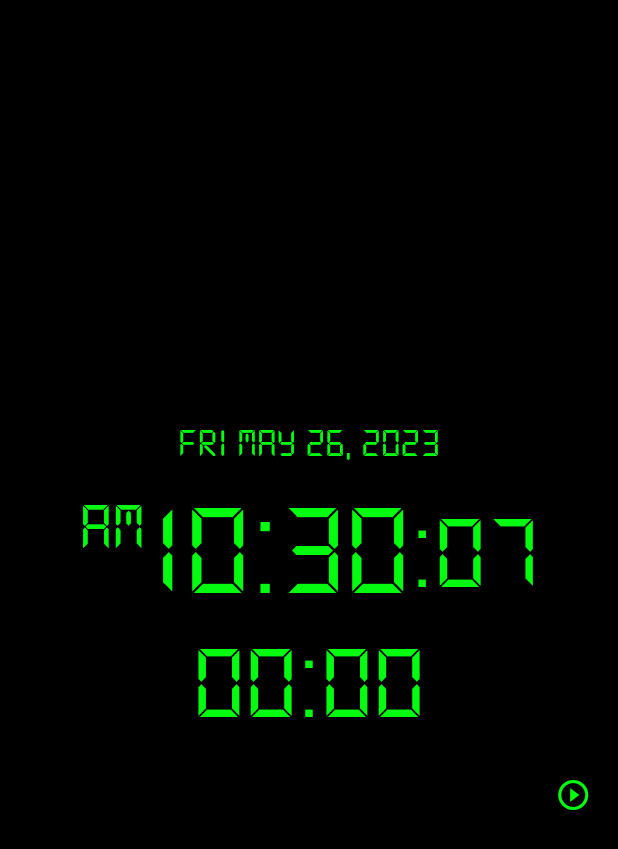
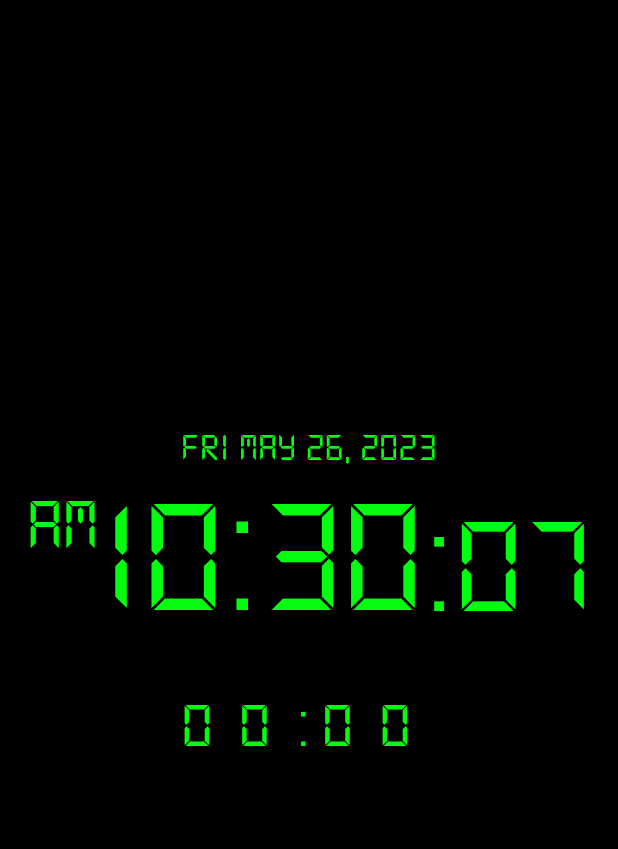
Before and after one commit to ologunB/time_reader, a Flutter app: the screen it shows after launch, on a phone screen of 412 x 824 dp. Shown: the top 849 px of the screen. Run offline on Flutter 3.47's test engine with Material 2 defaults, Android fonts, the phone set to English and light mode, and no system bars; our stand-ins replace flutter_screenutil, hive_flutter, wakelock; accounts and stored records are empty.

Commit message:
update changes

```diff
--- a/lib/main.dart
+++ b/lib/main.dart
@@ -1,10 +1,18 @@
 import 'dart:async';
 
+import 'package:flutter/foundation.dart';
 import 'package:flutter/material.dart';
 import 'package:flutter_screenutil/flutter_screenutil.dart';
+import 'package:hive_flutter/hive_flutter.dart';
 import 'package:intl/intl.dart';
+import 'package:wakelock/wakelock.dart';
 
-void main() {
+Future<void> main() async {
+  WidgetsFlutterBinding.ensureInitialized();
+  if (!kIsWeb) await Wakelock.enable();
+  await Hive.initFlutter();
+  await Hive.openBox<dynamic>('kUserBox');
+
   runApp(const MyApp());
 }
 
@@ -29,7 +37,7 @@ class MyHomePage extends StatefulWidget {
   State<MyHomePage> createState() => _MyHomePageState();
 }
 
-class _MyHomePageState extends State<MyHomePage> {
+class _MyHomePageState extends State<MyHomePage> with WidgetsBindingObserver {
   TextStyle style =
       const TextStyle(color: Color(0xff03fc0f), fontFamily: 'Schyler');
   DateTime now = DateTime.now();
@@ -37,13 +45,41 @@ class _MyHomePageState extends State<MyHomePage> {
   int diff = 0;
   Timer? mTimer;
 
+  static Box<dynamic> get _userBox => Hive.box<dynamic>('kUserBox');
+
   @override
   void initState() {
+    WidgetsBinding.instance.addObserver(this);
     Timer.periodic(const Duration(seconds: 1), (timer) {
       now = DateTime.now();
       setState(() {});
     });
+    doCalc();
+
     super.initState();
+  }
+
+  @override
+  void dispose() {
+    WidgetsBinding.instance.removeObserver(this);
+
+    super.dispose();
+  }
+
+  doCalc() {
+    int time = _userBox.get('time', defaultValue: now.millisecondsSinceEpoch);
+    diff = (time - now.millisecondsSinceEpoch) ~/ 1000;
+    if (diff > 0) {
+      startCounter();
+    } else {
+      diff = 0;
+    }
+    setState(() {});
+  }
+
+  @override
+  Future<void> didChangeAppLifecycleState(AppLifecycleState state) async {
+    doCalc();
   }
 
   @override
@@ -59,12 +95,23 @@ class _MyHomePageState extends State<MyHomePage> {
             child: Column(
               mainAxisAlignment: MainAxisAlignment.center,
               children: [
-                Text(
-                  DateFormat('EEE MMMM dd, yyy').format(now),
-                  style: style.copyWith(fontSize: 30.sp),
+                Padding(
+                  padding: EdgeInsets.symmetric(
+                      horizontal: MediaQuery.of(context).size.width / 4),
+                  child: FittedBox(
+                    fit: BoxFit.fitHeight,
+                    child: Text(
+                      DateFormat('EEE MMMM dd, yyy')
+                          .format(now)
+                          .replaceAll('1', ' 1'),
+                      style: style.copyWith(fontSize: 4430.sp),
+                    ),
+                  ),
                 ),
                 SizedBox(height: 15.h),
-                IntrinsicHeight(
+                FittedBox(
+                  fit: BoxFit.fitHeight,
+                  child: IntrinsicHeight(
                     child: Row(
                       mainAxisAlignment: MainAxisAlignment.center,
                       children: [
@@ -73,36 +120,37 @@ class _MyHomePageState extends State<MyHomePage> {
                             child: timeAM(DateFormat('a').format(now))),
                         Container(
                             color: Colors.black,
-                          child: timeHR(DateFormat('hh:mm').format(now))),
+                            child: timeHR(DateFormat('hh:mm')
+                                .format(now)
+                                .replaceAll('1', ' 1')
+                                .trim())),
                         Align(
                             alignment: Alignment.bottomRight,
-                          child: timeSEC(DateFormat(':ss').format(now))),
+                            child: timeSEC(DateFormat(':ss')
+                                .format(now)
+                                .replaceAll('1', ' 1'))),
                       ],
                     ),
                   ),
+                ),
                 SizedBox(height: 10.h),
-                InkWell(
+                Padding(
+                  padding: EdgeInsets.symmetric(
+                      horizontal: MediaQuery.of(context).size.width / 4),
+                  child: InkWell(
                     onTap: () {
                       chooseStart(context);
                     },
+                    child: FittedBox(
+                      fit: BoxFit.fitHeight,
                       child: Text(
                         formatCounter(),
-                    style: style.copyWith(fontSize: 80.sp),
+                        style: style.copyWith(fontSize: 34232.sp),
+                      ),
+                    ),
                   ),
                 ),
                 SizedBox(height: 30.h),
-                Visibility(
-                  visible: diff == 0,
-                  maintainSize: true,
-                  maintainAnimation: true,
-                  maintainState: true,
-                  child: Row(
-                    mainAxisAlignment: MainAxisAlignment.end,
-                    children: [
-                      Icon(Icons.play_circle_outline, color: style.color)
-                    ],
-                  ),
-                )
               ],
             ),
           )),
@@ -118,7 +166,7 @@ class _MyHomePageState extends State<MyHomePage> {
     String sec = (a.inSeconds % 60).toString().length == 1
         ? '0${a.inSeconds % 60}'
         : '${a.inSeconds % 60}';
-    return '$hr$min:$sec';
+    return '$hr$min:$sec'.replaceAll('1', ' 1');
   }
 
   Future<void> chooseStart(BuildContext context) async {
@@ -147,18 +195,25 @@ class _MyHomePageState extends State<MyHomePage> {
         }
         startDate =
             startDate.add(Duration(hours: time.hour, minutes: time.minute));
+        _userBox.put('time', startDate.millisecondsSinceEpoch);
         diff = startDate.difference(now).inSeconds;
-        if (diff > 0) startCounter();
+        print('diff: $diff');
+        if (diff > 0) {
+          startCounter();
+        } else {
+          diff = 0;
+        }
         setState(() {});
       });
     });
   }
 
   startCounter() {
-    if (mTimer?.isActive ?? false) {
+    if (diff == 0) {
       mTimer?.cancel();
       setState(() {});
     } else {
+      if (mTimer?.isActive ?? false) mTimer?.cancel();
       mTimer = Timer.periodic(const Duration(seconds: 1), (timer) {
         if (diff == 0) {
           mTimer?.cancel();
@@ -171,19 +226,21 @@ class _MyHomePageState extends State<MyHomePage> {
   }
 
   Widget timeAM(String a) {
-    return Padding(
+    return Container(
       padding: EdgeInsets.only(top: 8.h, right: 4.h),
       child: Text(
         a,
-        style: style.copyWith(fontSize: 50.sp, height: 1),
+        style: style.copyWith(fontSize: 440.sp, height: 1),
       ),
     );
   }
 
   Widget timeHR(String a) {
-    return Text(
+    return Container(
+      child: Text(
         a,
-      style: style.copyWith(fontSize: 100.sp, height: 1),
+        style: style.copyWith(fontSize: 1000.sp, height: .9),
+      ),
     );
   }
 
@@ -192,7 +249,7 @@ class _MyHomePageState extends State<MyHomePage> {
       padding: EdgeInsets.only(bottom: 8.h),
       child: Text(
         a,
-        style: style.copyWith(fontSize: 80.sp, height: 1),
+        style: style.copyWith(fontSize: 840.sp, height: 1),
       ),
     );
   }
--- a/pubspec.yaml
+++ b/pubspec.yaml
@@ -47,6 +47,8 @@ dev_dependencies:
   # rules and activating additional ones.
   intl:
   flutter_screenutil: ^5.7.0
+  hive_flutter:
+  wakelock: ^0.6.2
 
 # For information on the generic Dart part of this file, see the
 # following page: https://dart.dev/tools/pub/pubspec
```
Also changed, not shown: pubspec.lock, 2 other files. Lines whose indentation alone changed are shown as unchanged.
